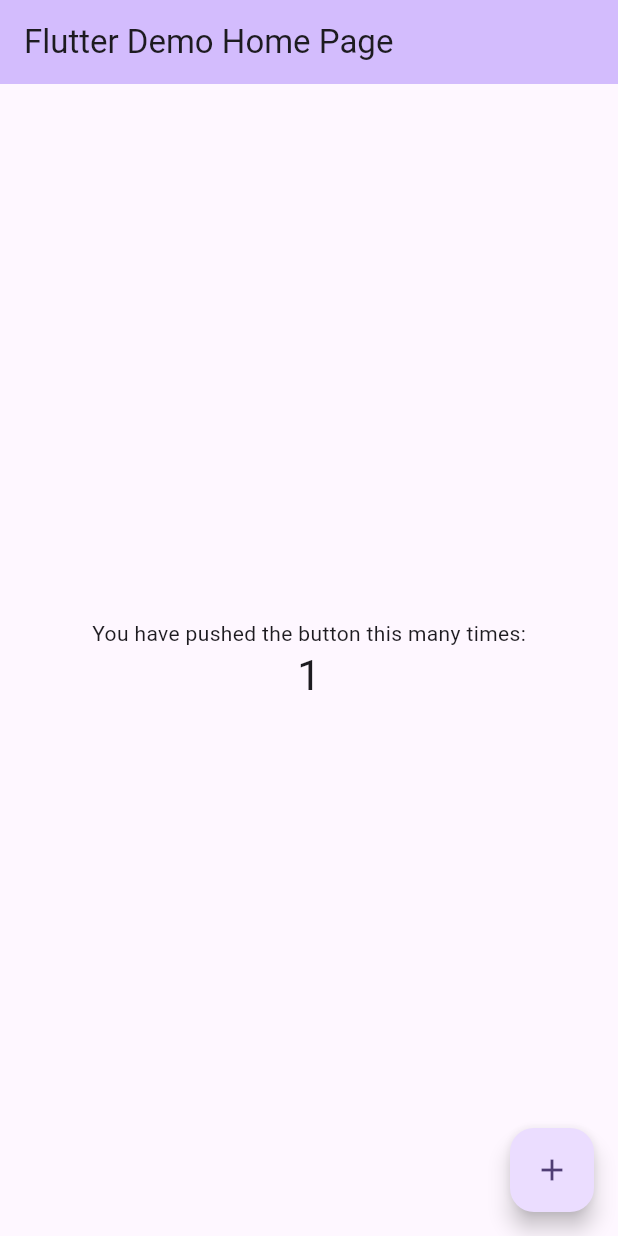
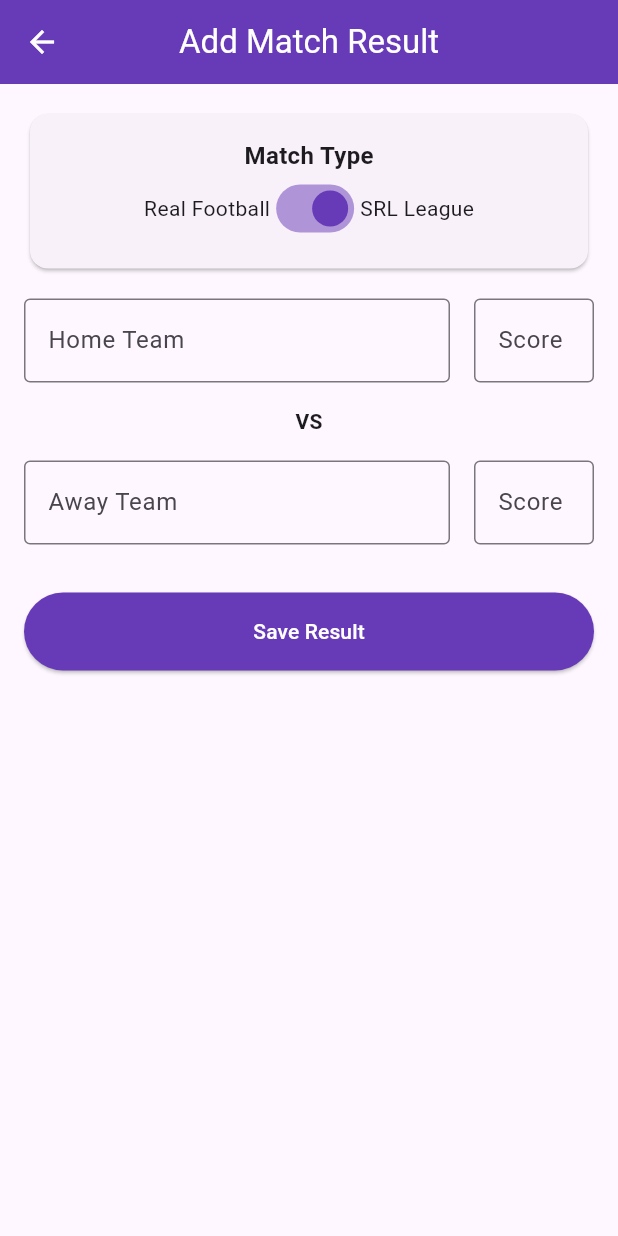
Before and after one commit to could-ai/019ae350-1bc3-7386-b002-5f61e34e22a1, a Flutter app: the screen it shows after launch, after a tap on the "add" icon, on a phone screen of 412 x 824 dp. Run offline on Flutter 3.47's test engine with Material 3 defaults, Android fonts, the phone set to English and light mode, and no system bars.

Commit message:
Created data models for MatchResult and TeamStats to track game data and league standings.; Created MockDataService to manage match data and calculate league standings in memory.; Created AddMatchScreen to allow users to input match results for both SRL and real football.; Created StandingsScreen to display the league table with filtering options for SRL vs Real football.; Created MatchHistoryScreen to view and manage the list of recorded matches.; Created HomeScreen with bottom navigation to switch between Standings and History, and a FAB to add new matches.; Updated main.dart to set up the application theme and routing, pointing to the new HomeScreen.

```diff
--- a/usr/lib/main.dart
+++ b/usr/lib/main.dart
@@ -1,4 +1,5 @@
 import 'package:flutter/material.dart';
+import 'screens/home_screen.dart';
 
 void main() {
   runApp(const MyApp());
@@ -7,117 +8,24 @@ void main() {
 class MyApp extends StatelessWidget {
   const MyApp({super.key});
 
-  // This widget is the root of your application.
   @override
   Widget build(BuildContext context) {
     return MaterialApp(
-      title: 'Flutter Demo',
+      title: 'SRL & Football Tracker',
       debugShowCheckedModeBanner: false,
       theme: ThemeData(
-        // This is the theme of your application.
-        //
-        // TRY THIS: Try running your application with "flutter run". You'll see
-        // the application has a purple toolbar. Then, without quitting the app,
-        // try changing the seedColor in the colorScheme below to Colors.green
-        // and then invoke "hot reload" (save your changes or press the "hot
-        // reload" button in a Flutter-supported IDE, or press "r" if you used
-        // the command line to start the app).
-        //
-        // Notice that the counter didn't reset back to zero; the application
-        // state is not lost during the reload. To reset the state, use hot
-        // restart instead.
-        //
-        // This works for code too, not just values: Most code changes can be
-        // tested with just a hot reload.
         colorScheme: ColorScheme.fromSeed(seedColor: Colors.deepPurple),
+        useMaterial3: true,
+        appBarTheme: const AppBarTheme(
+          centerTitle: true,
+          backgroundColor: Colors.deepPurple,
+          foregroundColor: Colors.white,
+        ),
       ),
       initialRoute: '/',
       routes: {
-        '/': (context) => const MyHomePage(title: 'Flutter Demo Home Page'),
+        '/': (context) => const HomeScreen(),
       },
     );
   }
 }
-
-class MyHomePage extends StatefulWidget {
-  const MyHomePage({super.key, required this.title});
-
-  // This widget is the home page of your application. It is stateful, meaning
-  // that it has a State object (defined below) that contains fields that affect
-  // how it looks.
-
-  // This class is the configuration for the state. It holds the values (in this
-  // case the title) provided by the parent (in this case the App widget) and
-  // used by the build method of the State. Fields in a Widget subclass are
-  // always marked "final".
-
-  final String title;
-
-  @override
-  State<MyHomePage> createState() => _MyHomePageState();
-}
-
-class _MyHomePageState extends State<MyHomePage> {
-  int _counter = 0;
-
-  void _incrementCounter() {
-    setState(() {
-      // This call to setState tells the Flutter framework that something has
-      // changed in this State, which causes it to rerun the build method below
-      // so that the display can reflect the updated values. If we changed
-      // _counter without calling setState(), then the build method would not be
-      // called again, and so nothing would appear to happen.
-      _counter++;
-    });
-  }
-
-  @override
-  Widget build(BuildContext context) {
-    // This method is rerun every time setState is called, for instance as done
-    // by the _incrementCounter method above.
-    //
-    // The Flutter framework has been optimized to make rerunning build methods
-    // fast, so that you can just rebuild anything that needs updating rather
-    // than having to individually change instances of widgets.
-    return Scaffold(
-      appBar: AppBar(
-        // TRY THIS: Try changing the color here to a specific color (to
-        // Colors.amber, perhaps?) and trigger a hot reload to see the AppBar
-        // change color while the other colors stay the same.
-        backgroundColor: Theme.of(context).colorScheme.inversePrimary,
-        // Here we take the value from the MyHomePage object that was created by
-        // the App.build method, and use it to set our appbar title.
-        title: Text(widget.title),
-      ),
-      body: Center(
-        // Center is a layout widget. It takes a single child and positions it
-        // in the middle of the parent.
-        child: Column(
-          // Column is also a layout widget. It takes a list of children and
-          // arranges them vertically. By default, it sizes itself to fit its
-          // children horizontally, and tries to be as tall as its parent.
-          //
-          // Column has various properties to control how it sizes itself and
-          // how it positions its children. Here we use mainAxisAlignment to
-          // center the children vertically; the main axis here is the vertical
-          // axis because Columns are vertical (the cross axis would be
-          // horizontal).
-          //
-          // TRY THIS: Invoke "debug painting" (choose the "Toggle Debug Paint"
-          // action in the IDE, or press "p" in the console), to see the
-          // wireframe for each widget.
-          mainAxisAlignment: MainAxisAlignment.center,
-          children: <Widget>[
-            const Text('You have pushed the button this many times:'),
-            Text('$_counter', style: Theme.of(context).textTheme.headlineMedium),
-          ],
-        ),
-      ),
-      floatingActionButton: FloatingActionButton(
-        onPressed: _incrementCounter,
-        tooltip: 'Increment',
-        child: const Icon(Icons.add),
-      ), // This trailing comma makes auto-formatting nicer for build methods.
-    );
-  }
-}
--- /dev/null
+++ b/usr/lib/models/match_result.dart
@@ -0,0 +1,34 @@
+class MatchResult {
+  final String id;
+  final String homeTeam;
+  final String awayTeam;
+  final int homeScore;
+  final int awayScore;
+  final DateTime date;
+  final bool isSRL; // True for Simulated Reality League, False for Real Football
+
+  MatchResult({
+    required this.id,
+    required this.homeTeam,
+    required this.awayTeam,
+    required this.homeScore,
+    required this.awayScore,
+    required this.date,
+    required this.isSRL,
+  });
+}
+
+class TeamStats {
+  final String teamName;
+  int played = 0;
+  int won = 0;
+  int drawn = 0;
+  int lost = 0;
+  int goalsFor = 0;
+  int goalsAgainst = 0;
+
+  TeamStats(this.teamName);
+
+  int get goalDifference => goalsFor - goalsAgainst;
+  int get points => (won * 3) + (drawn * 1);
+}
--- /dev/null
+++ b/usr/lib/screens/add_match_screen.dart
@@ -0,0 +1,188 @@
+import 'package:flutter/material.dart';
+import '../services/mock_data_service.dart';
+import '../models/match_result.dart';
+
+class AddMatchScreen extends StatefulWidget {
+  const AddMatchScreen({super.key});
+
+  @override
+  State<AddMatchScreen> createState() => _AddMatchScreenState();
+}
+
+class _AddMatchScreenState extends State<AddMatchScreen> {
+  final _formKey = GlobalKey<FormState>();
+  final _homeTeamController = TextEditingController();
+  final _awayTeamController = TextEditingController();
+  final _homeScoreController = TextEditingController();
+  final _awayScoreController = TextEditingController();
+  bool _isSRL = true;
+
+  @override
+  void dispose() {
+    _homeTeamController.dispose();
+    _awayTeamController.dispose();
+    _homeScoreController.dispose();
+    _awayScoreController.dispose();
+    super.dispose();
+  }
+
+  void _submitMatch() {
+    if (_formKey.currentState!.validate()) {
+      final match = MatchResult(
+        id: DateTime.now().millisecondsSinceEpoch.toString(),
+        homeTeam: _homeTeamController.text.trim(),
+        awayTeam: _awayTeamController.text.trim(),
+        homeScore: int.parse(_homeScoreController.text),
+        awayScore: int.parse(_awayScoreController.text),
+        date: DateTime.now(),
+        isSRL: _isSRL,
+      );
+
+      MockDataService().addMatch(match);
+      Navigator.pop(context);
+    }
+  }
+
+  @override
+  Widget build(BuildContext context) {
+    return Scaffold(
+      appBar: AppBar(
+        title: const Text('Add Match Result'),
+      ),
+      body: SingleChildScrollView(
+        padding: const EdgeInsets.all(16.0),
+        child: Form(
+          key: _formKey,
+          child: Column(
+            crossAxisAlignment: CrossAxisAlignment.stretch,
+            children: [
+              Card(
+                child: Padding(
+                  padding: const EdgeInsets.all(16.0),
+                  child: Column(
+                    children: [
+                      const Text(
+                        'Match Type',
+                        style: TextStyle(fontSize: 16, fontWeight: FontWeight.bold),
+                      ),
+                      Row(
+                        mainAxisAlignment: MainAxisAlignment.center,
+                        children: [
+                          const Text('Real Football'),
+                          Switch(
+                            value: _isSRL,
+                            onChanged: (value) {
+                              setState(() {
+                                _isSRL = value;
+                              });
+                            },
+                            activeColor: Colors.deepPurple,
+                          ),
+                          const Text('SRL League'),
+                        ],
+                      ),
+                    ],
+                  ),
+                ),
+              ),
+              const SizedBox(height: 16),
+              Row(
+                children: [
+                  Expanded(
+                    child: TextFormField(
+                      controller: _homeTeamController,
+                      decoration: const InputDecoration(
+                        labelText: 'Home Team',
+                        border: OutlineInputBorder(),
+                      ),
+                      validator: (value) {
+                        if (value == null || value.isEmpty) {
+                          return 'Please enter home team';
+                        }
+                        return null;
+                      },
+                    ),
+                  ),
+                  const SizedBox(width: 16),
+                  SizedBox(
+                    width: 80,
+                    child: TextFormField(
+                      controller: _homeScoreController,
+                      keyboardType: TextInputType.number,
+                      decoration: const InputDecoration(
+                        labelText: 'Score',
+                        border: OutlineInputBorder(),
+                      ),
+                      validator: (value) {
+                        if (value == null || value.isEmpty) {
+                          return 'Required';
+                        }
+                        if (int.tryParse(value) == null) {
+                          return 'Invalid';
+                        }
+                        return null;
+                      },
+                    ),
+                  ),
+                ],
+              ),
+              const SizedBox(height: 16),
+              const Center(child: Text('VS', style: TextStyle(fontWeight: FontWeight.bold))),
+              const SizedBox(height: 16),
+              Row(
+                children: [
+                  Expanded(
+                    child: TextFormField(
+                      controller: _awayTeamController,
+                      decoration: const InputDecoration(
+                        labelText: 'Away Team',
+                        border: OutlineInputBorder(),
+                      ),
+                      validator: (value) {
+                        if (value == null || value.isEmpty) {
+                          return 'Please enter away team';
+                        }
+                        return null;
+                      },
+                    ),
+                  ),
+                  const SizedBox(width: 16),
+                  SizedBox(
+                    width: 80,
+                    child: TextFormField(
+                      controller: _awayScoreController,
+                      keyboardType: TextInputType.number,
+                      decoration: const InputDecoration(
+                        labelText: 'Score',
+                        border: OutlineInputBorder(),
+                      ),
+                      validator: (value) {
+                        if (value == null || value.isEmpty) {
+                          return 'Required';
+                        }
+                        if (int.tryParse(value) == null) {
+                          return 'Invalid';
+                        }
+                        return null;
+                      },
+                    ),
+                  ),
+                ],
+              ),
+              const SizedBox(height: 32),
+              ElevatedButton(
+                onPressed: _submitMatch,
+                style: ElevatedButton.styleFrom(
+                  padding: const EdgeInsets.symmetric(vertical: 16),
+                  backgroundColor: Colors.deepPurple,
+                  foregroundColor: Colors.white,
+                ),
+                child: const Text('Save Result'),
+              ),
+            ],
+          ),
+        ),
+      ),
+    );
+  }
+}
--- /dev/null
+++ b/usr/lib/screens/home_screen.dart
@@ -0,0 +1,59 @@
+import 'package:flutter/material.dart';
+import 'add_match_screen.dart';
+import 'standings_screen.dart';
+import 'match_history_screen.dart';
+
+class HomeScreen extends StatefulWidget {
+  const HomeScreen({super.key});
+
+  @override
+  State<HomeScreen> createState() => _HomeScreenState();
+}
+
+class _HomeScreenState extends State<HomeScreen> {
+  int _selectedIndex = 0;
+
+  static const List<Widget> _widgetOptions = <Widget>[
+    StandingsScreen(),
+    MatchHistoryScreen(),
+  ];
+
+  void _onItemTapped(int index) {
+    setState(() {
+      _selectedIndex = index;
+    });
+  }
+
+  @override
+  Widget build(BuildContext context) {
+    return Scaffold(
+      body: _widgetOptions.elementAt(_selectedIndex),
+      bottomNavigationBar: BottomNavigationBar(
+        items: const <BottomNavigationBarItem>[
+          BottomNavigationBarItem(
+            icon: Icon(Icons.table_chart),
+            label: 'Standings',
+          ),
+          BottomNavigationBarItem(
+            icon: Icon(Icons.history),
+            label: 'History',
+          ),
+        ],
+        currentIndex: _selectedIndex,
+        selectedItemColor: Colors.deepPurple,
+        onTap: _onItemTapped,
+      ),
+      floatingActionButton: FloatingActionButton(
+        onPressed: () {
+          Navigator.push(
+            context,
+            MaterialPageRoute(builder: (context) => const AddMatchScreen()),
+          );
+        },
+        tooltip: 'Add Match',
+        child: const Icon(Icons.add),
+      ),
+      floatingActionButtonLocation: FloatingActionButtonLocation.centerDocked,
+    );
+  }
+}
--- /dev/null
+++ b/usr/lib/screens/match_history_screen.dart
@@ -0,0 +1,68 @@
+import 'package:flutter/material.dart';
+import 'package:intl/intl.dart'; // You might need to add intl to pubspec, but for now I'll use basic formatting if package not present, but standard DateTime works
+import '../services/mock_data_service.dart';
+
+class MatchHistoryScreen extends StatelessWidget {
+  const MatchHistoryScreen({super.key});
+
+  @override
+  Widget build(BuildContext context) {
+    return Scaffold(
+      appBar: AppBar(
+        title: const Text('Match History'),
+      ),
+      body: ListenableBuilder(
+        listenable: MockDataService(),
+        builder: (context, child) {
+          final matches = MockDataService().matches.reversed.toList(); // Newest first
+
+          if (matches.isEmpty) {
+            return const Center(child: Text('No matches recorded.'));
+          }
+
+          return ListView.builder(
+            itemCount: matches.length,
+            itemBuilder: (context, index) {
+              final match = matches[index];
+              return Dismissible(
+                key: Key(match.id),
+                background: Container(color: Colors.red, alignment: Alignment.centerRight, padding: const EdgeInsets.only(right: 20), child: const Icon(Icons.delete, color: Colors.white)),
+                direction: DismissDirection.endToStart,
+                onDismissed: (direction) {
+                  MockDataService().deleteMatch(match.id);
+                  ScaffoldMessenger.of(context).showSnackBar(const SnackBar(content: Text('Match deleted')));
+                },
+                child: Card(
+                  margin: const EdgeInsets.symmetric(horizontal: 16, vertical: 8),
+                  child: ListTile(
+                    leading: CircleAvatar(
+                      backgroundColor: match.isSRL ? Colors.deepPurple : Colors.green,
+                      child: Text(match.isSRL ? 'SRL' : 'Real', style: const TextStyle(color: Colors.white, fontSize: 10)),
+                    ),
+                    title: Row(
+                      mainAxisAlignment: MainAxisAlignment.spaceBetween,
+                      children: [
+                        Expanded(child: Text(match.homeTeam, textAlign: TextAlign.end, style: const TextStyle(fontWeight: FontWeight.bold))),
+                        Container(
+                          margin: const EdgeInsets.symmetric(horizontal: 10),
+                          padding: const EdgeInsets.symmetric(horizontal: 8, vertical: 4),
+                          decoration: BoxDecoration(
+                            color: Colors.grey.shade200,
+                            borderRadius: BorderRadius.circular(4),
+                          ),
+                          child: Text('${match.homeScore} - ${match.awayScore}', style: const TextStyle(fontWeight: FontWeight.bold)),
+                        ),
+                        Expanded(child: Text(match.awayTeam, style: const TextStyle(fontWeight: FontWeight.bold))),
+                      ],
+                    ),
+                    subtitle: Center(child: Text(match.date.toString().split('.')[0], style: const TextStyle(fontSize: 12))),
+                  ),
+                ),
+              );
+            },
+          );
+        },
+      ),
+    );
+  }
+}
--- /dev/null
+++ b/usr/lib/screens/standings_screen.dart
@@ -0,0 +1,81 @@
+import 'package:flutter/material.dart';
+import '../services/mock_data_service.dart';
+import '../models/match_result.dart';
+
+class StandingsScreen extends StatefulWidget {
+  const StandingsScreen({super.key});
+
+  @override
+  State<StandingsScreen> createState() => _StandingsScreenState();
+}
+
+class _StandingsScreenState extends State<StandingsScreen> {
+  bool? _filterSRL; // null = all, true = SRL, false = Real
+
+  @override
+  Widget build(BuildContext context) {
+    return Scaffold(
+      appBar: AppBar(
+        title: const Text('League Standings'),
+        actions: [
+          PopupMenuButton<bool?>(
+            icon: const Icon(Icons.filter_list),
+            onSelected: (value) {
+              setState(() {
+                _filterSRL = value;
+              });
+            },
+            itemBuilder: (context) => [
+              const PopupMenuItem(value: null, child: Text('All Leagues')),
+              const PopupMenuItem(value: true, child: Text('SRL Only')),
+              const PopupMenuItem(value: false, child: Text('Real Football Only')),
+            ],
+          ),
+        ],
+      ),
+      body: ListenableBuilder(
+        listenable: MockDataService(),
+        builder: (context, child) {
+          final standings = MockDataService().getStandings(onlySRL: _filterSRL);
+
+          if (standings.isEmpty) {
+            return const Center(child: Text('No matches played yet.'));
+          }
+
+          return SingleChildScrollView(
+            scrollDirection: Axis.horizontal,
+            child: SingleChildScrollView(
+              child: DataTable(
+                columnSpacing: 20,
+                columns: const [
+                  DataColumn(label: Text('Team', style: TextStyle(fontWeight: FontWeight.bold))),
+                  DataColumn(label: Text('P', tooltip: 'Played')),
+                  DataColumn(label: Text('W', tooltip: 'Won')),
+                  DataColumn(label: Text('D', tooltip: 'Drawn')),
+                  DataColumn(label: Text('L', tooltip: 'Lost')),
+                  DataColumn(label: Text('GF', tooltip: 'Goals For')),
+                  DataColumn(label: Text('GA', tooltip: 'Goals Against')),
+                  DataColumn(label: Text('GD', tooltip: 'Goal Difference')),
+                  DataColumn(label: Text('Pts', style: TextStyle(fontWeight: FontWeight.bold))),
+                ],
+                rows: standings.map((team) {
+                  return DataRow(cells: [
+                    DataCell(Text(team.teamName, style: const TextStyle(fontWeight: FontWeight.w500))),
+                    DataCell(Text(team.played.toString())),
+                    DataCell(Text(team.won.toString())),
+                    DataCell(Text(team.drawn.toString())),
+                    DataCell(Text(team.lost.toString())),
+                    DataCell(Text(team.goalsFor.toString())),
+                    DataCell(Text(team.goalsAgainst.toString())),
+                    DataCell(Text(team.goalDifference.toString())),
+                    DataCell(Text(team.points.toString(), style: const TextStyle(fontWeight: FontWeight.bold))),
+                  ]);
+                }).toList(),
+              ),
+            ),
+          );
+        },
+      ),
+    );
+  }
+}
--- /dev/null
+++ b/usr/lib/services/mock_data_service.dart
@@ -0,0 +1,88 @@
+import 'package:flutter/material.dart';
+import '../models/match_result.dart';
+
+class MockDataService extends ChangeNotifier {
+  static final MockDataService _instance = MockDataService._internal();
+  factory MockDataService() => _instance;
+
+  MockDataService._internal() {
+    // Add some dummy data for demonstration
+    _matches.addAll([
+      MatchResult(
+        id: '1',
+        homeTeam: 'Manchester City',
+        awayTeam: 'Liverpool',
+        homeScore: 2,
+        awayScore: 2,
+        date: DateTime.now().subtract(const Duration(days: 2)),
+        isSRL: false,
+      ),
+      MatchResult(
+        id: '2',
+        homeTeam: 'Real Madrid (SRL)',
+        awayTeam: 'Barcelona (SRL)',
+        homeScore: 3,
+        awayScore: 1,
+        date: DateTime.now().subtract(const Duration(days: 1)),
+        isSRL: true,
+      ),
+    ]);
+  }
+
+  final List<MatchResult> _matches = [];
+
+  List<MatchResult> get matches => List.unmodifiable(_matches);
+
+  void addMatch(MatchResult match) {
+    _matches.add(match);
+    notifyListeners();
+  }
+
+  void deleteMatch(String id) {
+    _matches.removeWhere((m) => m.id == id);
+    notifyListeners();
+  }
+
+  List<TeamStats> getStandings({bool? onlySRL}) {
+    Map<String, TeamStats> stats = {};
+
+    for (var match in _matches) {
+      // Filter logic: if onlySRL is true, skip real games. If false, skip SRL. If null, include all.
+      if (onlySRL != null && match.isSRL != onlySRL) continue;
+
+      stats.putIfAbsent(match.homeTeam, () => TeamStats(match.homeTeam));
+      stats.putIfAbsent(match.awayTeam, () => TeamStats(match.awayTeam));
+
+      var home = stats[match.homeTeam]!;
+      var away = stats[match.awayTeam]!;
+
+      home.played++;
+      away.played++;
+
+      home.goalsFor += match.homeScore;
+      home.goalsAgainst += match.awayScore;
+      away.goalsFor += match.awayScore;
+      away.goalsAgainst += match.homeScore;
+
+      if (match.homeScore > match.awayScore) {
+        home.won++;
+        away.lost++;
+      } else if (match.homeScore < match.awayScore) {
+        away.won++;
+        home.lost++;
+      } else {
+        home.drawn++;
+        away.drawn++;
+      }
+    }
+
+    var sortedStats = stats.values.toList();
+    sortedStats.sort((a, b) {
+      if (b.points != a.points) return b.points.compareTo(a.points);
+      if (b.goalDifference != a.goalDifference) return b.goalDifference.compareTo(a.goalDifference);
+      return b.goalsFor.compareTo(a.goalsFor);
+    });
+
+    return sortedStats;
+  }
+}
```
